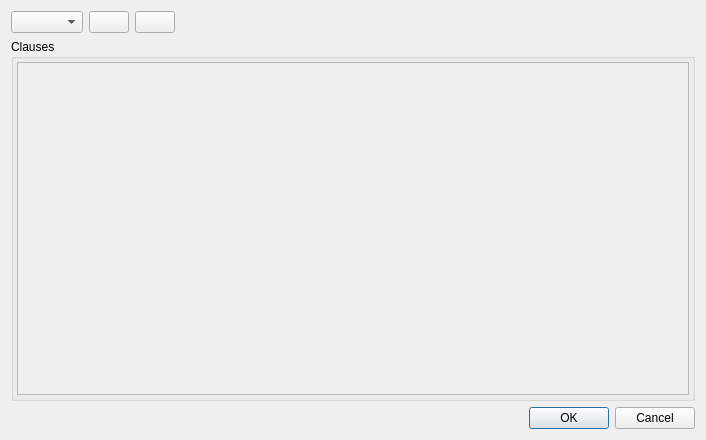
The window that ui/gui/resources/build_search_clause.ui (halbbob/dff) describes before a commit, drawn with Qt 5.
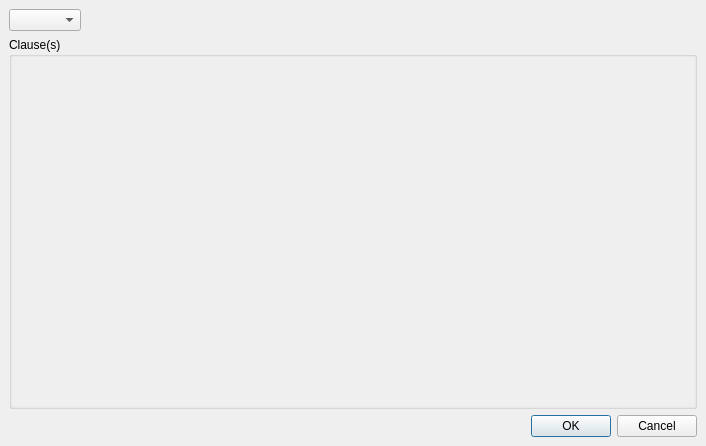
The same window after the commit. Icons and pictures are not drawn.

Commit message: Design lifting = beautiful search

What changed in the file:
```diff
--- a/ui/gui/resources/build_search_clause.ui
+++ b/ui/gui/resources/build_search_clause.ui
@@ -7,13 +7,16 @@
     <x>0</x>
     <y>0</y>
     <width>706</width>
-    <height>440</height>
+    <height>446</height>
    </rect>
   </property>
   <property name="windowTitle">
    <string>Dialog</string>
   </property>
   <layout class="QVBoxLayout" name="verticalLayout_2">
+   <property name="margin">
+    <number>9</number>
+   </property>
    <item>
     <layout class="QHBoxLayout" name="horizontalLayout">
      <item>
@@ -31,6 +34,9 @@
         <iconset resource="gui.qrc">
          <normaloff>:/add.png</normaloff>:/add.png</iconset>
        </property>
+       <property name="flat">
+        <bool>true</bool>
+       </property>
       </widget>
      </item>
      <item>
@@ -45,6 +51,15 @@
         <iconset resource="gui.qrc">
          <normaloff>:/list.png</normaloff>:/list.png</iconset>
        </property>
+       <property name="iconSize">
+        <size>
+         <width>16</width>
+         <height>16</height>
+        </size>
+       </property>
+       <property name="flat">
+        <bool>true</bool>
+       </property>
       </widget>
      </item>
      <item>
@@ -65,35 +80,38 @@
    <item>
     <widget class="QGroupBox" name="advOptBox">
      <property name="title">
-      <string>Clauses</string>
+      <string>Clause(s)</string>
+     </property>
+     <property name="alignment">
+      <set>Qt::AlignLeading|Qt::AlignLeft|Qt::AlignTop</set>
      </property>
      <layout class="QVBoxLayout" name="verticalLayout_3">
-      <property name="spacing">
-       <number>3</number>
-      </property>
       <property name="margin">
-       <number>3</number>
+       <number>0</number>
       </property>
       <item>
        <widget class="QScrollArea" name="scrollArea">
+        <property name="frameShape">
+         <enum>QFrame::NoFrame</enum>
+        </property>
         <property name="widgetResizable">
          <bool>true</bool>
         </property>
+        <property name="alignment">
+         <set>Qt::AlignLeading|Qt::AlignLeft|Qt::AlignTop</set>
+        </property>
         <widget class="QWidget" name="scrollAreaWidgetContents_2">
          <property name="geometry">
           <rect>
            <x>0</x>
            <y>0</y>
-           <width>672</width>
-           <height>324</height>
+           <width>684</width>
+           <height>340</height>
           </rect>
          </property>
          <layout class="QVBoxLayout" name="verticalLayout">
-          <property name="spacing">
-           <number>3</number>
-          </property>
           <property name="margin">
-           <number>3</number>
+           <number>0</number>
           </property>
           <item>
            <layout class="QVBoxLayout" name="advancedOptions">
```
Left out of the diff: 8 changed lines with no effect on the pictures. The commit also changes 10 other files.
